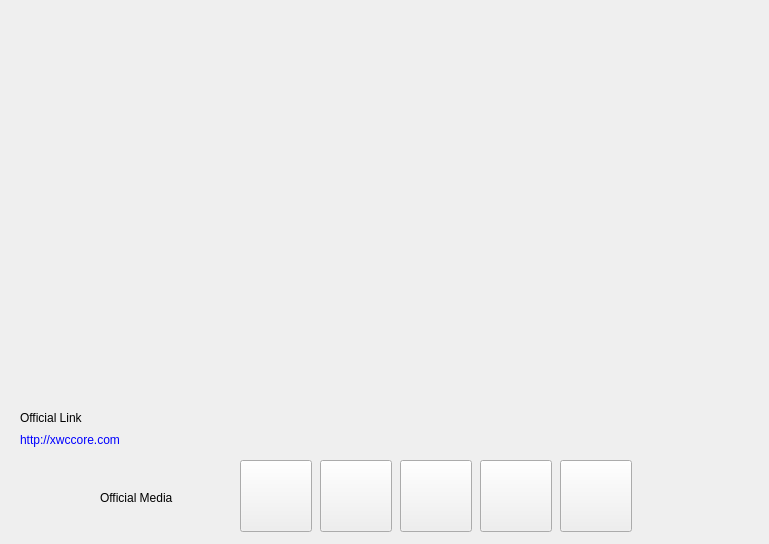
Before: the Qt Designer form src/qt/forms/firstpage.ui in WhitecoinCore/whitecoin, drawn with Qt 5.
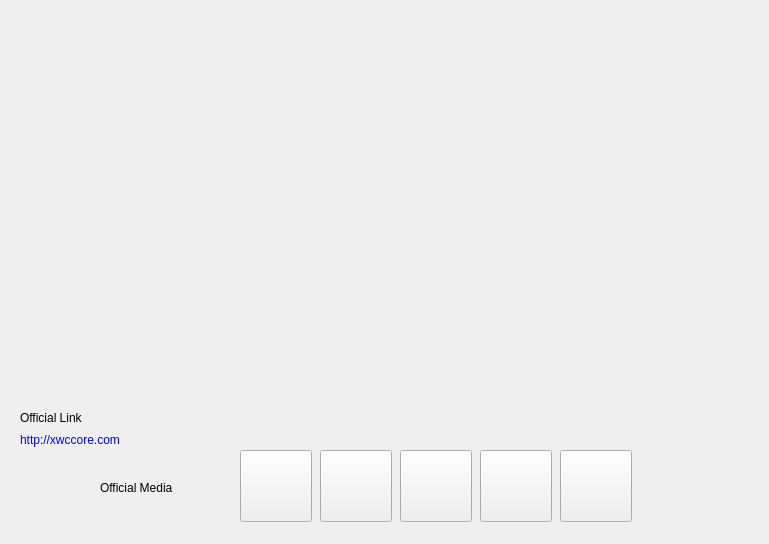
After: the same form once the commit is applied. Icons and pictures are not drawn.

Commit message: Mouse cursor will be hand-point over "Offical Media" buttons.

What changed in the file:
```diff
--- a/src/qt/forms/firstpage.ui
+++ b/src/qt/forms/firstpage.ui
@@ -140,7 +140,7 @@
    <property name="geometry">
     <rect>
      <x>100</x>
-     <y>490</y>
+     <y>480</y>
      <width>121</width>
      <height>16</height>
     </rect>
@@ -153,7 +153,7 @@
    <property name="geometry">
     <rect>
      <x>240</x>
-     <y>460</y>
+     <y>450</y>
      <width>72</width>
      <height>72</height>
     </rect>
@@ -169,7 +169,7 @@
    <property name="geometry">
     <rect>
      <x>320</x>
-     <y>460</y>
+     <y>450</y>
      <width>72</width>
      <height>72</height>
     </rect>
@@ -185,7 +185,7 @@
    <property name="geometry">
     <rect>
      <x>400</x>
-     <y>460</y>
+     <y>450</y>
      <width>72</width>
      <height>72</height>
     </rect>
@@ -201,7 +201,7 @@
    <property name="geometry">
     <rect>
      <x>480</x>
-     <y>460</y>
+     <y>450</y>
      <width>72</width>
      <height>72</height>
     </rect>
@@ -217,7 +217,7 @@
    <property name="geometry">
     <rect>
      <x>560</x>
-     <y>460</y>
+     <y>450</y>
      <width>72</width>
      <height>72</height>
     </rect>
```
Left out of the diff: 15 changed lines with no effect on the pictures. The commit also changes 1 other file.
